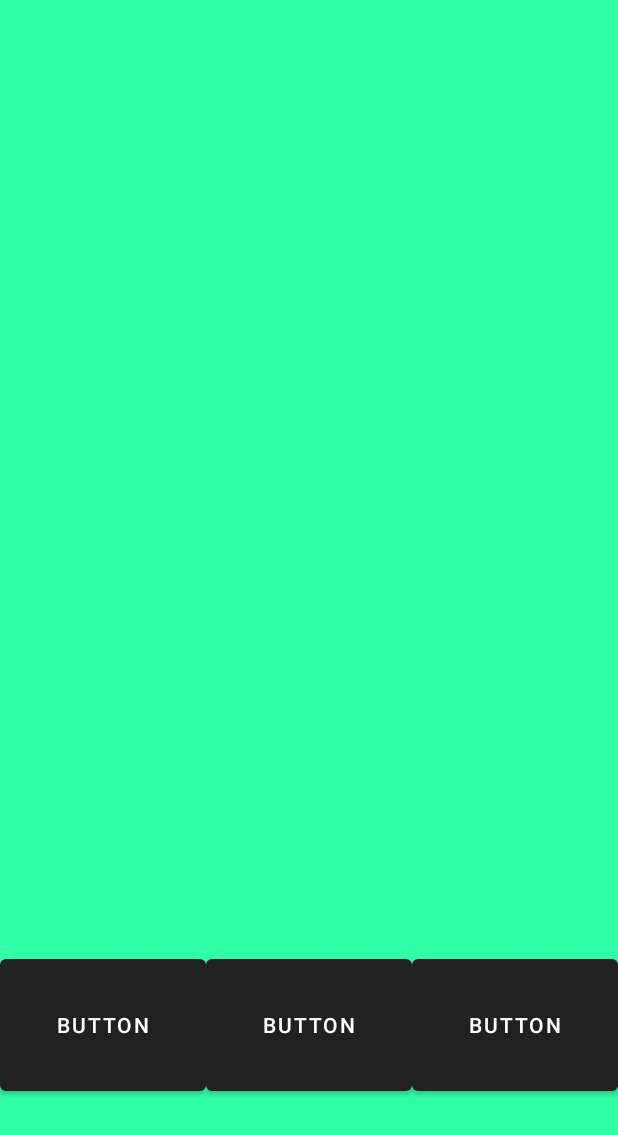
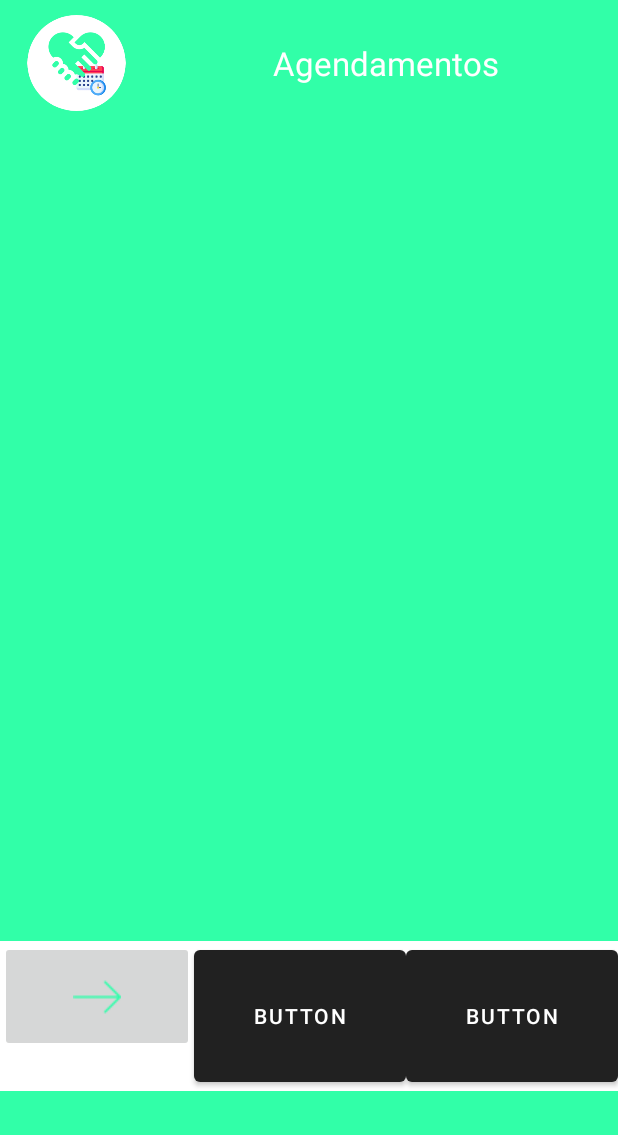
Before and after one commit to arjdev69/AgendeAqui, an Android app: the SchedulesActivity screen opened directly, with no data from a screen before it, on a phone screen of 412 x 824 dp. Shown: the top 1135 px of the screen. Run offline under Robolectric (Android 15) with nearby library versions, the phone set to English and light mode, and no system bars.

Commit message:
activity schedules inittial

```diff
--- a/app/src/main/java/com/brunoaraujo/agendeaqui/activities/SchedulesActivity.java
+++ b/app/src/main/java/com/brunoaraujo/agendeaqui/activities/SchedulesActivity.java
@@ -1,6 +1,7 @@
 package com.brunoaraujo.agendeaqui.activities;
 
 import android.os.Bundle;
+import android.widget.Toast;
 
 import androidx.appcompat.app.AppCompatActivity;
 
@@ -13,4 +14,9 @@ public class SchedulesActivity extends AppCompatActivity {
         super.onCreate(savedInstanceState);
         setContentView(R.layout.activity_schedules);
     }
+
+    @Override
+    public void onBackPressed() {
+        Toast.makeText(SchedulesActivity.this,"Usuário logado...", Toast.LENGTH_SHORT).show();
+    }
 }
--- a/app/src/main/res/layout/activity_schedules.xml
+++ b/app/src/main/res/layout/activity_schedules.xml
@@ -13,21 +13,51 @@
         android:background="@color/green_light"
         android:orientation="vertical">
 
+        <LinearLayout
+            android:layout_width="match_parent"
+            android:layout_height="wrap_content"
+            android:layout_marginBottom="15dp"
+            android:orientation="horizontal">
+
+            <ImageView
+                android:id="@+id/imageView"
+                android:layout_width="183dp"
+                android:layout_height="64dp"
+                android:layout_margin="10dp"
+                android:layout_weight="1"
+                app:srcCompat="@drawable/logo" />
+
+            <TextView
+                android:id="@+id/title_schedules"
+                android:layout_width="match_parent"
+                android:layout_height="match_parent"
+                android:layout_margin="10dp"
+                android:layout_weight="1"
+                android:gravity="center_horizontal|center_vertical"
+                android:text="@string/title_activity_schedules"
+                android:textColor="@color/white"
+                android:textColorHighlight="@color/white"
+                android:textColorHint="@color/white"
+                android:textColorLink="@color/white"
+                android:textSize="22sp" />
+        </LinearLayout>
+
         <androidx.recyclerview.widget.RecyclerView
             android:layout_width="match_parent"
-            android:layout_height="633dp" />
+            android:layout_height="528dp" />
 
         <LinearLayout
             android:layout_width="match_parent"
             android:layout_height="100dp"
+            android:background="@color/white"
             android:orientation="horizontal">
 
-            <Button
-                android:id="@+id/button8"
-                android:layout_width="wrap_content"
-                android:layout_height="match_parent"
+            <ImageButton
+                android:id="@+id/imageButton"
+                android:layout_width="82dp"
+                android:layout_height="74dp"
                 android:layout_weight="1"
-                android:text="Button" />
+                app:srcCompat="@drawable/right_arrow" />
 
             <Button
                 android:id="@+id/button7"
--- a/app/src/main/res/values/strings.xml
+++ b/app/src/main/res/values/strings.xml
@@ -14,7 +14,7 @@
 
     <string name="title_activity_register">RegisterActivity</string>
     <string name="title_activity_main">MainActivity</string>
-    <string name="title_activity_schedules">MainActivity</string>
+    <string name="title_activity_schedules">Agendamentos</string>
     <string name="title_home">Home</string>
     <string name="title_dashboard">Dashboard</string>
     <string name="title_notifications">Notifications</string>
```
